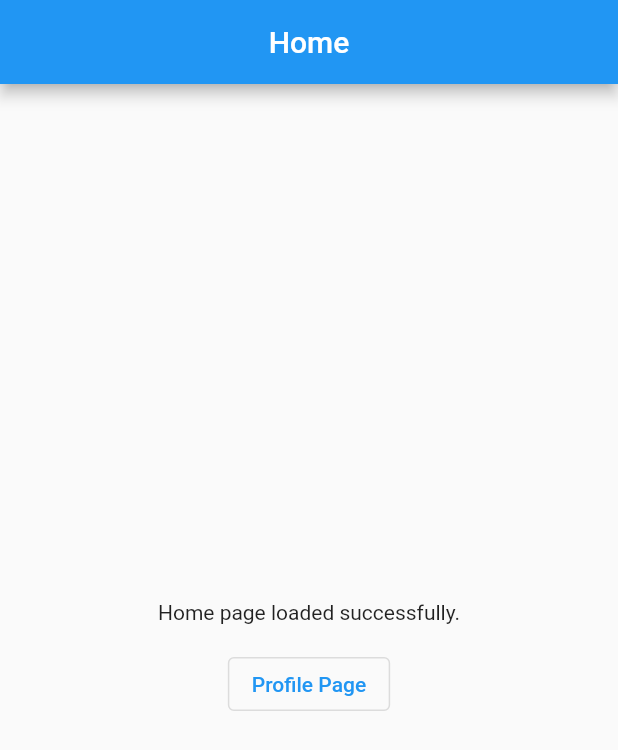
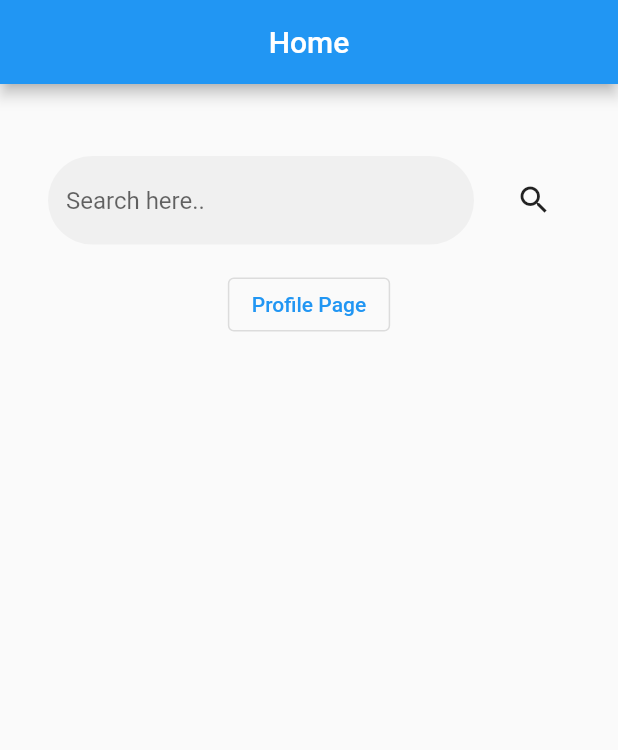
Before and after one commit to BishalTamangDev/flutter_multiple_bloc, a Flutter app: the screen it shows after launch, on a phone screen of 412 x 824 dp. Shown: the top 750 px of the screen. Run offline on Flutter 3.47's test engine with Material 3 defaults, Android fonts, the phone set to English and light mode, and no system bars; our stand-ins replace bloc, flutter_bloc.

Commit message:
data passing through bloc & new bloc :: search

```diff
--- a/lib/features/home/bloc/home_bloc.dart
+++ b/lib/features/home/bloc/home_bloc.dart
@@ -10,7 +10,9 @@ part 'home_state.dart';
 class HomeBloc extends Bloc<HomeEvent, HomeState> {
   HomeBloc() : super(HomeInitial()) {
     on<HomeInitialEvent>(homeInitialEvent);
+    on<HomeEmptyTextFieldEvent>(homeEmptyTextFieldEvent);
     on<HomeNavigateToProfileEvent>(homeNavigateToProfileEvent);
+    on<HomeNavigateToSearchEvent>(homeNavigateToSearchEvent);
   }
 
   // initial event
@@ -28,4 +30,15 @@ class HomeBloc extends Bloc<HomeEvent, HomeState> {
       HomeNavigateToProfileEvent event, Emitter<HomeState> emit) {
     emit(HomeNavigateToProfileState());
   }
+
+  homeNavigateToSearchEvent(
+      HomeNavigateToSearchEvent event, Emitter<HomeState> emit) {
+    emit(HomeNavigateToSearchState(searchText: event.searchTitle));
+  }
+
+//   empty text field
+  homeEmptyTextFieldEvent(
+      HomeEmptyTextFieldEvent event, Emitter<HomeState> emit) {
+    emit(HomeEmptyTextFieldState());
+  }
 }
--- a/lib/features/home/bloc/home_event.dart
+++ b/lib/features/home/bloc/home_event.dart
@@ -5,4 +5,13 @@ sealed class HomeEvent {}
 
 class HomeInitialEvent extends HomeEvent {}
 
+class HomeEmptyTextFieldEvent extends HomeEvent {}
+
+// navigation
 class HomeNavigateToProfileEvent extends HomeEvent {}
+
+class HomeNavigateToSearchEvent extends HomeEvent {
+  final String searchTitle;
+
+  HomeNavigateToSearchEvent({required this.searchTitle});
+}
--- a/lib/features/home/bloc/home_state.dart
+++ b/lib/features/home/bloc/home_state.dart
@@ -14,5 +14,13 @@ class HomeLoadingFailureState extends HomeState {}
 // action state
 abstract class HomeActionState extends HomeState {}
 
+class HomeEmptyTextFieldState extends HomeActionState {}
+
 // navigation
 class HomeNavigateToProfileState extends HomeActionState {}
+
+class HomeNavigateToSearchState extends HomeActionState {
+  final String searchText;
+
+  HomeNavigateToSearchState({required this.searchText});
+}
--- a/lib/features/home/ui/home.dart
+++ b/lib/features/home/ui/home.dart
@@ -2,6 +2,7 @@ import 'package:flutter/material.dart';
 import 'package:flutter_bloc/flutter_bloc.dart';
 import 'package:multiple_bloc/features/home/bloc/home_bloc.dart';
 import 'package:multiple_bloc/features/profile/ui/profile.dart';
+import 'package:multiple_bloc/features/search/ui/search.dart';
 
 class Home extends StatefulWidget {
   const Home({super.key});
@@ -12,6 +13,8 @@ class Home extends StatefulWidget {
 
 class _HomeState extends State<Home> {
   var homeBloc = HomeBloc();
+
+  var searchController = TextEditingController();
 
   @override
   void initState() {
@@ -31,6 +34,22 @@ class _HomeState extends State<Home> {
             context,
             MaterialPageRoute(
               builder: (context) => Profile(),
+            ),
+          );
+        } else if (state is HomeNavigateToSearchState) {
+          Navigator.push(
+            context,
+            MaterialPageRoute(
+              builder: (context) => Search(searchTitle: state.searchText),
+            ),
+          );
+        } else if (state is HomeEmptyTextFieldState) {
+          if (ScaffoldMessenger.of(context).mounted) {
+            ScaffoldMessenger.of(context).hideCurrentSnackBar();
+          }
+          ScaffoldMessenger.of(context).showSnackBar(
+            SnackBar(
+              content: const Text("Please enter a text search."),
             ),
           );
         }
@@ -60,12 +79,48 @@ class _HomeState extends State<Home> {
                 title: const Text("Home"),
                 centerTitle: true,
               ),
-              body: Center(
+              body: SingleChildScrollView(
+                child: Padding(
+                  padding: const EdgeInsets.symmetric(horizontal: 32.0),
                   child: Column(
                     spacing: 16.0,
-                  mainAxisSize: MainAxisSize.min,
                     children: [
-                    const Text("Home page loaded successfully."),
+                      const SizedBox(height: 32.0),
+                      Row(
+                        spacing: 16.0,
+                        children: [
+                          Expanded(
+                            child: TextField(
+                              controller: searchController,
+                              autofocus: false,
+                              decoration: InputDecoration(
+                                filled: true,
+                                hintText: "Search here..",
+                                border: OutlineInputBorder(
+                                  borderRadius: BorderRadius.circular(32.0),
+                                  borderSide: BorderSide.none,
+                                ),
+                              ),
+                            ),
+                          ),
+                          IconButton(
+                            onPressed: () {
+                              if (searchController.text.isNotEmpty) {
+                                //   navigate to search page
+                                homeBloc.add(
+                                  HomeNavigateToSearchEvent(
+                                    searchTitle:
+                                        searchController.text.toString(),
+                                  ),
+                                );
+                              } else {
+                                homeBloc.add(HomeEmptyTextFieldEvent());
+                              }
+                            },
+                            icon: Icon(Icons.search),
+                          ),
+                        ],
+                      ),
                       OutlinedButton(
                         onPressed: () {
                           homeBloc.add(HomeNavigateToProfileEvent());
@@ -73,6 +128,7 @@ class _HomeState extends State<Home> {
                         child: const Text("Profile Page"),
                       ),
                     ],
+                  ),
                 ),
               ),
             );
--- a/lib/features/profile/bloc/profile_event.dart
+++ b/lib/features/profile/bloc/profile_event.dart
@@ -3,4 +3,5 @@ part of 'profile_bloc.dart';
 @immutable
 sealed class ProfileEvent {}
 
-class ProfileInitialEvent extends ProfileEvent {}
+class ProfileInitialEvent extends ProfileEvent {
+}
```
Also changed, not shown: lib/features/profile/ui/profile.dart (+14 -20 lines), lib/features/search/bloc/search_bloc.dart (added, +20 -0 lines), lib/features/search/bloc/search_event.dart (added, +9 -0 lines), lib/features/search/bloc/search_state.dart (added, +30 -0 lines), lib/features/search/ui/search.dart (added, +94 -0 lines). Lines whose indentation alone changed are shown as unchanged.
